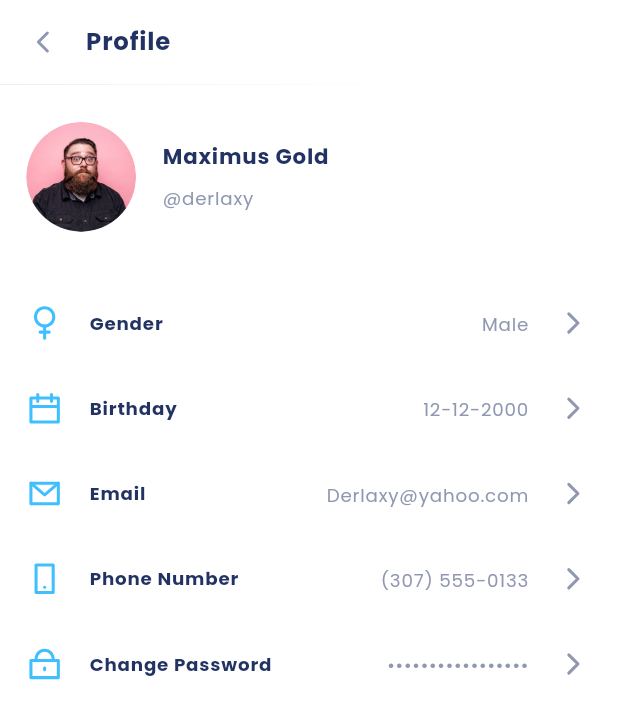
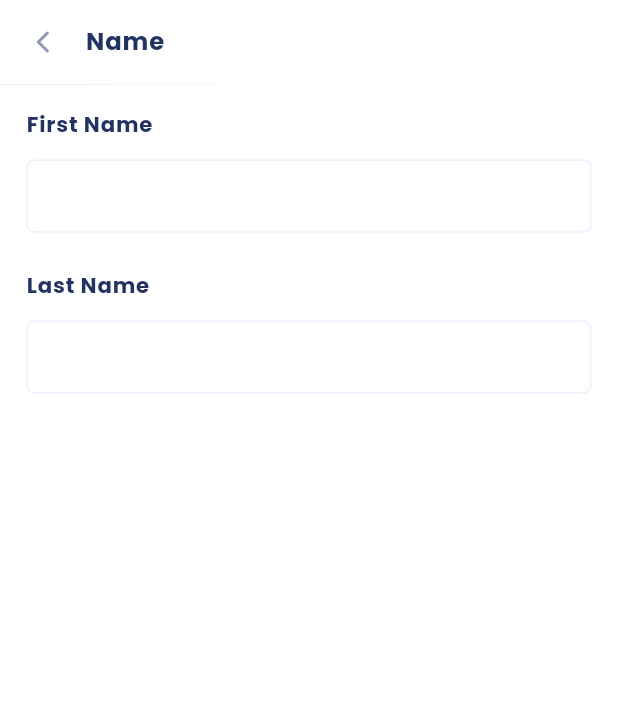
Before and after one commit to Arabjonoff/lafyuu_app, a Flutter app: the screen it shows after launch, on a phone screen of 412 x 824 dp. Shown: the top 719 px of the screen. Run offline on Flutter 3.47's test engine with Material 2 defaults, Android fonts, the phone set to English and light mode, and no system bars; our stand-ins replace cached_network_image, carousel_slider, flutter_svg, page_transition, rxdart, shimmer and 1 more; accounts and stored records are empty.

Commit message:
Lafyuu app

```diff
--- a/lib/main.dart
+++ b/lib/main.dart
@@ -5,6 +5,7 @@ import 'package:lafyuu/src/ui/menu/profile/profile_item_screen.dart';
 
 import 'src/ui/auth/login_screen.dart';
 import 'src/ui/menu/main_screen.dart';
+import 'src/ui/menu/profile/name_edit_screen.dart';
 
 
 void main() {
@@ -24,7 +25,7 @@ class MyApp extends StatelessWidget {
         platform: TargetPlatform.iOS,
         primarySwatch: Colors.blue,
       ),
-      home: const ProfileItemScreen(),
+      home: const NameEditScreen(),
     );
   }
 }
--- /dev/null
+++ b/lib/src/ui/menu/profile/name_edit_screen.dart
@@ -0,0 +1,111 @@
+import 'package:flutter/material.dart';
+import 'package:lafyuu/src/app_color/app_color.dart';
+import 'package:lafyuu/src/utils/utils.dart';
+import 'package:lafyuu/src/widget/all_category/app_bar_widget/leading_widget.dart';
+
+class NameEditScreen extends StatefulWidget {
+  const NameEditScreen({Key? key}) : super(key: key);
+
+  @override
+  _NameEditScreenState createState() => _NameEditScreenState();
+}
+
+class _NameEditScreenState extends State<NameEditScreen> {
+  @override
+  Widget build(BuildContext context) {
+    double h = Utils.getHeight(context);
+    double w = Utils.getWidth(context);
+    double we = MediaQuery.of(context).size.width;
+    return Scaffold(
+      backgroundColor: AppColor.white,
+      appBar: AppBar(
+        leadingWidth: 52 * w,
+        backgroundColor: AppColor.white,
+        elevation: 0.15 * h,
+        leading: const LeadingWidget(),
+        centerTitle: false,
+        title: Text(
+          "Name",
+          textAlign: TextAlign.start,
+          style: TextStyle(
+            fontWeight: FontWeight.w700,
+            fontSize: 16 * h,
+            fontFamily: AppColor.fontFamilyPoppins,
+            height: 24 / 16 * h,
+            letterSpacing: 0.5 * w,
+            color: AppColor.dark,
+          ),
+        ),
+        titleSpacing: 0,
+      ),
+      body: ListView(
+        children: [
+          Container(
+            margin: EdgeInsets.only(
+              top: 16 * h,
+              left: 16 * w,
+            ),
+            child: Text(
+              "First Name",
+              style: TextStyle(
+                fontWeight: FontWeight.w700,
+                fontSize: 14 * h,
+                fontFamily: AppColor.fontFamilyPoppins,
+                height: 21 / 14 * h,
+                letterSpacing: 0.5 * w,
+                color: AppColor.dark,
+              ),
+            ),
+          ),
+          Container(
+            height: 48 * h,
+            width: we,
+            margin: EdgeInsets.only(
+              top: 12 * h,
+              left: 16 * w,
+              right: 16 * w,
+            ),
+            decoration: BoxDecoration(
+              borderRadius: BorderRadius.circular(5),
+              border: Border.all(
+                color: AppColor.neutralLight,
+              ),
+            ),
+          ),
+          Container(
+            margin: EdgeInsets.only(
+              top: 24 * h,
+              left: 16 * w,
+            ),
+            child: Text(
+              "Last Name",
+              style: TextStyle(
+                fontWeight: FontWeight.w700,
+                fontSize: 14 * h,
+                fontFamily: AppColor.fontFamilyPoppins,
+                height: 21 / 14 * h,
+                letterSpacing: 0.5 * w,
+                color: AppColor.dark,
+              ),
+            ),
+          ),
+          Container(
+            height: 48 * h,
+            width: we,
+            margin: EdgeInsets.only(
+              top: 12 * h,
+              left: 16 * w,
+              right: 16 * w,
+            ),
+            decoration: BoxDecoration(
+              borderRadius: BorderRadius.circular(5),
+              border: Border.all(
+                color: AppColor.neutralLight,
+              ),
+            ),
+          ),
+        ],
+      ),
+    );
+  }
+}
--- a/lib/src/ui/menu/profile/profile_item_screen.dart
+++ b/lib/src/ui/menu/profile/profile_item_screen.dart
@@ -40,7 +40,8 @@ class _ProfileItemScreenState extends State<ProfileItemScreen> {
       ),
       body: ListView(
         children: [
-          Container(
+          GestureDetector(
+            child: Container(
               width: MediaQuery.of(context).size.width,
               margin: EdgeInsets.only(
                 top: 25 * h,
@@ -97,6 +98,7 @@ class _ProfileItemScreenState extends State<ProfileItemScreen> {
                     ],
                   ),
                 ],
+              ),
             ),
           ),
           SizedBox(
```
Lines whose indentation alone changed are shown as unchanged.
